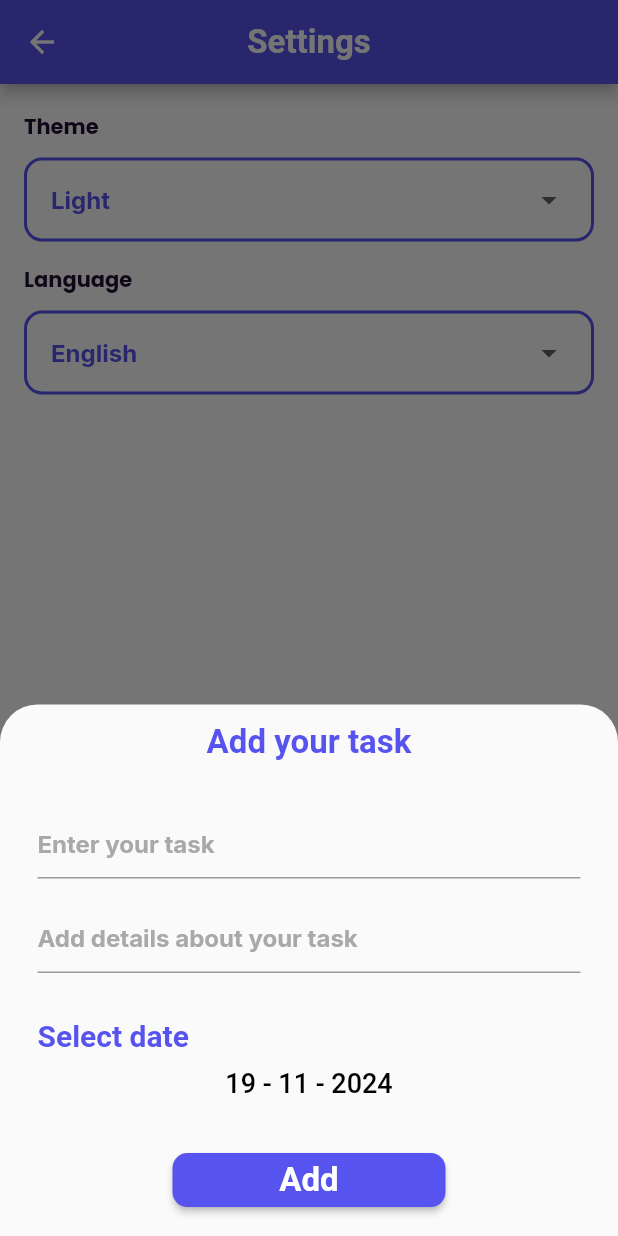
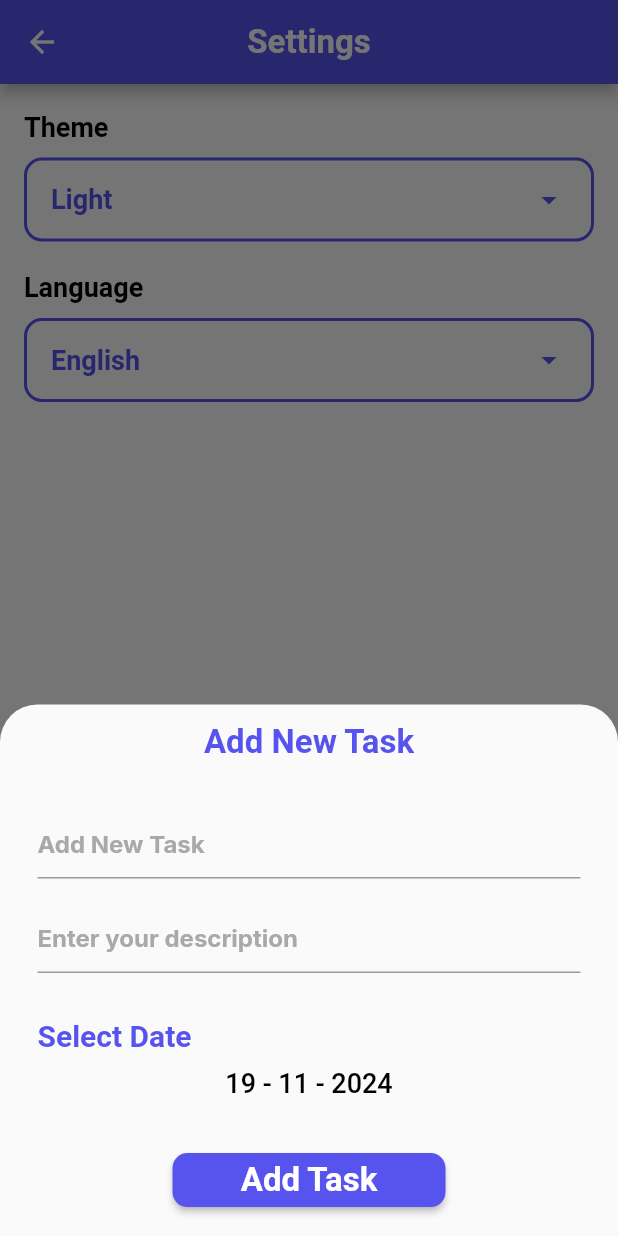
Before and after one commit to 7ossam2002/ToDo-App, a Flutter app: the HomeScreen screen opened by its route, item 2 of the bottom bar chosen, after a tap on the "add" icon, on a phone screen of 412 x 824 dp. Run offline on Flutter 3.47's test engine with Material 3 defaults, Android fonts, the phone set to English and light mode, and no system bars; our stand-ins replace cloud_firestore, easy_date_timeline, firebase_auth, firebase_core, flutter_slidable, flutter_svg and 2 more; accounts and stored records are empty; generated files the repository leaves out were written again.

Commit message:
+localization provider +theme provider

```diff
--- /dev/null
+++ b/l10n.yaml
@@ -0,0 +1,3 @@
+arb-dir: lib/l10n
+template-arb-file: app_en.arb
+output-localization-file: app_localizations.dart
--- a/lib/config/theme/my_theme.dart
+++ b/lib/config/theme/my_theme.dart
@@ -20,10 +20,10 @@ class MyTheme{
       color: ColorsManager.deepPurColor,
     ),
     secondaryHeaderColor: ColorsManager.blueColor,
-    primaryColorLight: ColorsManager.whiteColor,
+    primaryColorLight: ColorsManager.blackColor,
       hintColor: ColorsManager.blueColor,
       cardColor: Colors.red,
-      disabledColor: Colors.green,
+      disabledColor: ColorsManager.blueColor,
       primaryColorDark: Colors.white,
       dialogBackgroundColor: ColorsManager.blueColor,
 
@@ -103,7 +103,7 @@ class MyTheme{
       dialogBackgroundColor: ColorsManager.darkTask,
       hoverColor: ColorsManager.blackColor,
       cardColor: Colors.white,
-      disabledColor: ColorsManager.blueColor,
+      disabledColor: Colors.red,
       primaryColorDark: Colors.red,
 
     dividerColor: ColorsManager.blueColor,
@@ -116,7 +116,7 @@ class MyTheme{
       titleTextStyle: MyTextStyles.appBarTextStyles,
 
     ),
-      primaryColorLight: Colors.white,
+      primaryColorLight: ColorsManager.whiteColor,
       hintColor: ColorsManager.darkTask,
 
       scaffoldBackgroundColor: ColorsManager.darkCardColor,
--- a/lib/core/utiles/dialog_utiles.dart
+++ b/lib/core/utiles/dialog_utiles.dart
@@ -1,5 +1,6 @@
 import 'package:flutter/cupertino.dart';
 import 'package:flutter/material.dart';
+import 'package:flutter_gen/gen_l10n/app_localizations.dart';
 
 class DialogUtiles{
  static void showLoadingDialog(context, {required String message}){
--- a/lib/presentation/screens/home/add_task_bottom_sheet/add_task_bottom_sheet.dart
+++ b/lib/presentation/screens/home/add_task_bottom_sheet/add_task_bottom_sheet.dart
@@ -5,6 +5,7 @@ import 'package:todo/core/my_text_styles.dart';
 import 'package:todo/core/utiles/date_util.dart';
 import 'package:todo/database_manager/model/user_dm.dart';
 import '../../../../database_manager/model/todo_dm.dart';
+import 'package:flutter_gen/gen_l10n/app_localizations.dart';
 
 class AddTaskBottomSheet extends StatefulWidget {
   const AddTaskBottomSheet({super.key});
@@ -44,12 +45,12 @@ class _AddTaskBottomSheetState extends State<AddTaskBottomSheet> {
               crossAxisAlignment: CrossAxisAlignment.stretch,
               children: [
                 Text(
-                  "Add your task",
+                  AppLocalizations.of(context)!.add_new_task,
                   style: Theme
                       .of(context)
                       .textTheme
                       .headlineMedium
-                      ?.copyWith(color: ColorsManager.blueColor),
+                      ?.copyWith(color: Theme.of(context).dialogBackgroundColor),
                   textAlign: TextAlign.center,
                 ),
                 SizedBox(height: 30),
@@ -64,7 +65,7 @@ class _AddTaskBottomSheetState extends State<AddTaskBottomSheet> {
                     return null;
                   },
                   decoration: InputDecoration(
-                    hintText: "Enter your task",
+                    hintText: AppLocalizations.of(context)!.add_new_task,
                     hintStyle: MyTextStyles.greyHint,
                   ),
                 ),
@@ -80,18 +81,18 @@ class _AddTaskBottomSheetState extends State<AddTaskBottomSheet> {
                     return null;
                   },
                   decoration: InputDecoration(
-                    hintText: "Add details about your task",
+                    hintText: AppLocalizations.of(context)!.add_description,
                     hintStyle: MyTextStyles.greyHint,
                   ),
                 ),
                 SizedBox(height: 30),
                 Text(
-                  "Select date",
+                  AppLocalizations.of(context)!.select_date,
                   style: Theme
                       .of(context)
                       .textTheme
                       .titleMedium
-                      ?.copyWith( fontSize: 20),
+                      ?.copyWith( fontSize: 20,color: Theme.of(context).dialogBackgroundColor),
                   //textAlign: TextAlign.center,
                 ),
                 SizedBox(height: 10),
@@ -114,7 +115,7 @@ class _AddTaskBottomSheetState extends State<AddTaskBottomSheet> {
                   padding: const EdgeInsets.only(top: 30, left: 90, right: 90),
                   child: ElevatedButton(
                     style: ElevatedButton.styleFrom(
-                      backgroundColor: ColorsManager.blueColor,
+                      backgroundColor: Theme.of(context).dialogBackgroundColor,
                       shape: RoundedRectangleBorder(
                         borderRadius: BorderRadius.circular(10),
                       ),
@@ -123,7 +124,7 @@ class _AddTaskBottomSheetState extends State<AddTaskBottomSheet> {
 
 
                     child: Text(
-                      "Add",
+                      AppLocalizations.of(context)!.add_task_button,
                       style: Theme
                           .of(context)
                           .textTheme
@@ -149,9 +150,9 @@ class _AddTaskBottomSheetState extends State<AddTaskBottomSheet> {
       builder: (BuildContext context, Widget? child) {
         return Theme(
           data: Theme.of(context).copyWith(
-            colorScheme: const ColorScheme.light(
+            colorScheme:  ColorScheme.light(
               primary: ColorsManager.whiteColor,
-              onPrimary: ColorsManager.blueColor,
+              onPrimary: Theme.of(context).dialogBackgroundColor,
               onSurface: ColorsManager.whiteColor,
             ),
           ),
--- a/lib/presentation/screens/home/home_screen.dart
+++ b/lib/presentation/screens/home/home_screen.dart
@@ -1,8 +1,8 @@
 import 'package:flutter/material.dart';
-import 'package:todo/core/images_manager.dart';
 import 'package:todo/presentation/screens/home/add_task_bottom_sheet/add_task_bottom_sheet.dart';
 import 'package:todo/presentation/screens/home/tabs/settings_tab/settings_tab.dart';
 import 'package:todo/presentation/screens/home/tabs/tasks_tab/tasks_tab.dart';
+import 'package:flutter_gen/gen_l10n/app_localizations.dart';
 
 class HomeScreen extends StatefulWidget {
   const HomeScreen({super.key});
@@ -12,25 +12,28 @@ class HomeScreen extends StatefulWidget {
 }
 
 class _HomeScreenState extends State<HomeScreen> {
-  GlobalKey<TasksTabState> tasksTapKey=GlobalKey();
-  List<Widget> tabs=[];
-@override
+  GlobalKey<TasksTabState> tasksTapKey = GlobalKey();
+  List<Widget> tabs = [];
+  int selectedIndex = 0;
+
+  @override
   void initState() {
-    // TODO: implement initState
     super.initState();
     tabs = [
-      TasksTab(key: tasksTapKey,),
+      TasksTab(key: tasksTapKey),
       SettingsTab(),
     ];
   }
-  int selectedIndex = 0;
-  String appBarTitle = "ToDo List";
 
   @override
   Widget build(BuildContext context) {
+    // Update appBarTitle based on selectedIndex inside the build method
+    String appBarTitle = selectedIndex == 0
+        ? AppLocalizations.of(context)!.tasks
+        : AppLocalizations.of(context)!.settings;
+
     return Container(
       child: Scaffold(
-
         extendBody: true,
         appBar: AppBar(
           title: Text(appBarTitle), // Use appBarTitle here
@@ -42,16 +45,20 @@ class _HomeScreenState extends State<HomeScreen> {
             onTap: (index) {
               onButtonNavBarItem(index); // Call the function with the index argument
             },
-            items: const [
-              BottomNavigationBarItem(icon: Icon(Icons.list), label: "Tasks"),
-              BottomNavigationBarItem(icon: Icon(Icons.settings), label: "Settings"),
+            items: [
+              BottomNavigationBarItem(
+                  icon: Icon(Icons.list),
+                  label: AppLocalizations.of(context)?.tasks),
+              BottomNavigationBarItem(
+                  icon: Icon(Icons.settings),
+                  label: AppLocalizations.of(context)?.settings),
             ],
           ),
         ),
         floatingActionButton: FloatingActionButton(
-          onPressed: ()async {
-           await AddTaskBottomSheet.show(context);
-           tasksTapKey.currentState?.readTodoFromFireStore();
+          onPressed: () async {
+            await AddTaskBottomSheet.show(context);
+            tasksTapKey.currentState?.readTodoFromFireStore();
           },
           child: const Icon(Icons.add, size: 30),
         ),
@@ -64,7 +71,6 @@ class _HomeScreenState extends State<HomeScreen> {
   void onButtonNavBarItem(int index) {
     setState(() {
       selectedIndex = index;
-      appBarTitle = index == 0 ? "ToDo List" : "Settings";
     });
   }
 }
--- a/lib/presentation/screens/home/tabs/settings_tab/settings_tab.dart
+++ b/lib/presentation/screens/home/tabs/settings_tab/settings_tab.dart
@@ -1,20 +1,22 @@
 import 'package:flutter/material.dart';
+import 'package:provider/provider.dart';
 import 'package:todo/core/colors_manager.dart';
-import 'package:todo/core/my_text_styles.dart';
+import '../../../../../provider/language_provider.dart';
+import '../../../../../provider/theme_provider.dart';
+import 'package:flutter_gen/gen_l10n/app_localizations.dart';
 
-class SettingsTab extends StatefulWidget {
-  const SettingsTab({super.key});
-
-  @override
-  _SettingsTabState createState() => _SettingsTabState();
-}
-
-class _SettingsTabState extends State<SettingsTab> {
-  String? selectedTheme = "Light"; // Default value for the dropdown
-  String? selectedLang = "English"; // Default value for the dropdown
-
+class SettingsTab extends StatelessWidget {
   @override
   Widget build(BuildContext context) {
+    final themeProvider = Provider.of<ThemeProvider>(context, listen: true);
+    final langProvider = Provider.of<LanguageProvider>(context, listen: true);
+    final localizations = AppLocalizations.of(context);
+
+    // Check if AppLocalizations is null
+    if (localizations == null) {
+      return Center(child: Text("Localization failed to load!"));
+    }
+
     return Padding(
       padding: const EdgeInsets.symmetric(vertical: 8, horizontal: 16),
       child: Column(
@@ -22,8 +24,8 @@ class _SettingsTabState extends State<SettingsTab> {
         children: [
           const SizedBox(height: 10),
           Text(
-            "Theme",
-            style: MyTextStyles.settingsItemTextStyles,
+            localizations.theme,
+            style: TextStyle(fontSize: 18, fontWeight: FontWeight.bold,color: Theme.of(context).primaryColorLight),
           ),
           const SizedBox(height: 10),
           Container(
@@ -31,43 +33,56 @@ class _SettingsTabState extends State<SettingsTab> {
             height: 56,
             decoration: BoxDecoration(
               color: Theme.of(context).indicatorColor,
-              border: Border.all(color: Theme.of(context).dialogBackgroundColor, width: 2),
+              border: Border.all(
+                color: Theme.of(context).dialogBackgroundColor,
+                width: 2,
+              ),
               borderRadius: BorderRadius.circular(12),
             ),
             child: Padding(
               padding: const EdgeInsets.symmetric(vertical: 13, horizontal: 16),
               child: Row(
                 children: [
+                  // The selected theme text
                   Text(
-                    selectedTheme ?? "",
-                    style:MyTextStyles.dropDownItems?.copyWith(color: Theme.of(context).dialogBackgroundColor),
+                    themeProvider.isSelectedLight()
+                        ? localizations.light
+                        : localizations.dark,
+                    style: TextStyle(fontSize: 18,fontWeight: FontWeight.w700,color: Theme.of(context).dialogBackgroundColor),
                   ),
-                  const Spacer(),
-                  DropdownButton<String>(
-                    elevation: 0,
-                    isExpanded: false,
-                    underline: Container(),
-                    items: <String>['Light', 'Dark'].map((String value) {
-                      selectedTheme=value;
-                      return DropdownMenuItem<String>(
-                        value: selectedTheme,
-                        child: Text(selectedTheme??""),
+                  Spacer(),
+                  // The arrow icon on the right side to trigger dropdown
+                  PopupMenuButton<String>(
+                    onSelected: (String value) {
+                      themeProvider.changeAppTheme(
+                        value == localizations.light
+                            ? ThemeMode.light
+                            : ThemeMode.dark,
                       );
-                    }).toList(),
-                    onChanged: (newTheme) {
-                      setState(() {
-                        selectedTheme = newTheme;
-                      });
                     },
+                    itemBuilder: (BuildContext context) {
+                      return [
+                        PopupMenuItem<String>(
+                          value: localizations.light,
+                          child: Text(localizations.light),
+                        ),
+                        PopupMenuItem<String>(
+                          value: localizations.dark,
+                          child: Text(localizations.dark),
+                        ),
+                      ];
+                    },
+                    color: ColorsManager.whiteColor, // Set background color of the dropdown
+                    child: Icon(Icons.arrow_drop_down, color: Theme.of(context).hintColor),
                   ),
                 ],
               ),
             ),
           ),
-          const SizedBox(height: 15),
+          const SizedBox(height: 20),
           Text(
-            "Language",
-            style: MyTextStyles.settingsItemTextStyles,
+            localizations.language,
+            style: TextStyle(fontSize: 18, fontWeight: FontWeight.bold,color: Theme.of(context).primaryColorLight),
           ),
           const SizedBox(height: 10),
           Container(
@@ -75,35 +90,43 @@ class _SettingsTabState extends State<SettingsTab> {
             height: 56,
             decoration: BoxDecoration(
               color: Theme.of(context).indicatorColor,
-              border: Border.all(color: Theme.of(context).dialogBackgroundColor, width: 2),
+              border: Border.all(
+                color: Theme.of(context).dialogBackgroundColor,
+                width: 2,
+              ),
               borderRadius: BorderRadius.circular(12),
             ),
             child: Padding(
               padding: const EdgeInsets.symmetric(vertical: 13, horizontal: 16),
               child: Row(
                 children: [
+                  // The selected language text
                   Text(
-                    selectedLang??"",
-                    style: MyTextStyles.dropDownItems?.copyWith(color: Theme.of(context).dialogBackgroundColor),
+                    langProvider.isSelectedEnglish()
+                        ? localizations.english
+                        : localizations.arabic,
+                    style: TextStyle(fontSize: 18,fontWeight: FontWeight.w700,color: Theme.of(context).dialogBackgroundColor),
                   ),
-
-                  const Spacer(),
-                  DropdownButton<String>(
-                    elevation: 0,
-                    isExpanded: false,
-                    underline: Container(),
-                    items: <String>['Arabic', 'English'].map((String value) {
-                      selectedLang=value;
-                      return DropdownMenuItem<String>(
-                        value: selectedLang,
-                        child: Text(selectedLang??""),
-                      );
-                    }).toList(),
-                    onChanged: (newLang) {
-                      setState(() {
-                        selectedLang = newLang;
-                      });
+                  Spacer(),
+                  // The arrow icon on the right side to trigger dropdown
+                  PopupMenuButton<String>(
+                    onSelected: (String value) {
+                      langProvider.changeAppLang(value == localizations.english ? 'en' : 'ar');
                     },
+                    itemBuilder: (BuildContext context) {
+                      return [
+                        PopupMenuItem<String>(
+                          value: localizations.english,
+                          child: Text(localizations.english),
+                        ),
+                        PopupMenuItem<String>(
+                          value: localizations.arabic,
+                          child: Text(localizations.arabic),
+                        ),
+                      ];
+                    },
+                    color: Colors.white, // Set background color of the dropdown
+                    child: Icon(Icons.arrow_drop_down, color: Theme.of(context).hintColor),
                   ),
                 ],
               ),
--- a/lib/presentation/screens/home/tabs/tasks_tab/tasks_tab.dart
+++ b/lib/presentation/screens/home/tabs/tasks_tab/tasks_tab.dart
@@ -6,6 +6,7 @@ import 'package:todo/core/my_text_styles.dart';
 import 'package:todo/database_manager/model/todo_dm.dart';
 import '../../../../../core/reusable_components/task_item.dart';
 import '../../../../../database_manager/model/user_dm.dart';
+import 'package:flutter_gen/gen_l10n/app_localizations.dart';
 
 class TasksTab extends StatefulWidget {
   TasksTab({super.key});
@@ -26,8 +27,7 @@ class TasksTabState extends State<TasksTab> {
 
   @override
   Widget build(BuildContext context) {
-    return Container(
-      child: Column(
+    return Column(
       children: [
         const SizedBox(height: 20),
         Padding(
@@ -41,8 +41,8 @@ class TasksTabState extends State<TasksTab> {
               });
             },
             headerProps: EasyHeaderProps(
-                monthStyle: TextStyle(color: ColorsManager.blueColor),
-                selectedDateStyle: MyDarkTextStyles.darkTaskTitle,
+              monthStyle: TextStyle(color: Theme.of(context).dialogBackgroundColor),
+              selectedDateStyle: TextStyle(color: Theme.of(context).dialogBackgroundColor,fontSize: 17,fontWeight: FontWeight.w700),
               monthPickerType: MonthPickerType.dropDown,
               dateFormatter: DateFormatter.fullDateDMY(),
             ),
@@ -51,7 +51,7 @@ class TasksTabState extends State<TasksTab> {
               activeDayStyle: DayStyle(
                 decoration: BoxDecoration(
                   borderRadius: BorderRadius.circular(8),
-                    color: ColorsManager.blueColor,
+                  color: Theme.of(context).dialogBackgroundColor
                 ),
               ),
               inactiveDayStyle: DayStyle(
@@ -59,9 +59,9 @@ class TasksTabState extends State<TasksTab> {
                   borderRadius: BorderRadius.circular(8),
                   color: ColorsManager.greyColor,
                 ),
-                  dayStrStyle: TextStyle(color: ColorsManager.blueColor),
+                dayStrStyle: TextStyle(color: Theme.of(context).dialogBackgroundColor),
                 dayNumStyle: TextStyle(
-                    color: ColorsManager.blueColor,
+                  color: Theme.of(context).dialogBackgroundColor,
                   fontSize: 20,
                   fontWeight: FontWeight.w600,
                 ),
@@ -71,7 +71,9 @@ class TasksTabState extends State<TasksTab> {
         ),
         Expanded(
           child: todos.isEmpty
-                ? Center(child: Text("No tasks available",style: MyTextStyles.cardTextStyles,))
+              ? Center(child: Text(AppLocalizations.of(context)!.noTasks,style: TextStyle(
+            color: Theme.of(context).dialogBackgroundColor,fontSize: 20,fontWeight: FontWeight.w700
+          ),))
               : ListView.builder(
             physics: BouncingScrollPhysics(),
             itemBuilder: (context, index) => TaskItem(todo: todos[index],onDeleteTask: (){readTodoFromFireStore();},),
@@ -79,7 +81,6 @@ class TasksTabState extends State<TasksTab> {
           ),
         ),
       ],
-      ),
     );
   }
 
--- /dev/null
+++ b/lib/provider/language_provider.dart
@@ -0,0 +1,32 @@
+import 'package:flutter/material.dart';
+import 'package:shared_preferences/shared_preferences.dart';
+
+class LanguageProvider extends ChangeNotifier {
+  String _currentLang = 'en';
+
+  String get currentLang => _currentLang;
+
+  // Initialize language by loading from SharedPreferences
+  Future<void> getLang() async {
+    SharedPreferences prefs = await SharedPreferences.getInstance();
+    _currentLang = prefs.getString('language') ?? 'en'; // Default to English
+    notifyListeners();
+  }
+
+  // Change language and save to SharedPreferences
+  void changeAppLang(String newLang) {
+    if (_currentLang == newLang) return;
+    _currentLang = newLang;
+    _saveLang(newLang);
+    notifyListeners();
+  }
+
+  // Helper to determine current language
+  bool isSelectedEnglish() => _currentLang == 'en';
+
+  // Save language to SharedPreferences
+  Future<void> _saveLang(String language) async {
+    SharedPreferences prefs = await SharedPreferences.getInstance();
+    prefs.setString('language', language);
+  }
+}
--- a/pubspec.yaml
+++ b/pubspec.yaml
@@ -42,8 +42,11 @@ dependencies:
   provider: ^6.1.2
   firebase_core: ^3.6.0
   cloud_firestore: ^5.4.4
-  intl: ^0.19.0
+  intl: any
   firebase_auth: ^5.3.3
+  flutter_localizations:
+    sdk: flutter
+  shared_preferences: ^2.3.3
 
 dev_dependencies:
   flutter_test:
@@ -66,6 +69,7 @@ flutter:
   # included with your application, so that you can use the icons in
   # the material Icons class.
   uses-material-design: true
+  generate: true
 
   # To add assets to your application, add an assets section, like this:
   assets:
```
Also changed, not shown: lib/core/reusable_components/task_item.dart (+18 -6 lines), lib/l10n/app_ar.arb (added, +35 -0 lines), lib/l10n/app_en.arb (added, +35 -0 lines), lib/main.dart (+9 -2 lines), lib/my_app/my_app.dart (+20 -1 lines), lib/presentation/auth/login/login_screen.dart (+10 -11 lines), lib/presentation/auth/register/register_screen.dart (+17 -15 lines), lib/presentation/screens/home/update_task/update_task.dart (added, +159 -0 lines), lib/provider/theme_provider.dart (added, +37 -0 lines), lib/database_manager/model/todo_dm.dart (line endings or trailing spaces), pubspec.lock. Lines whose indentation alone changed are shown as unchanged.
